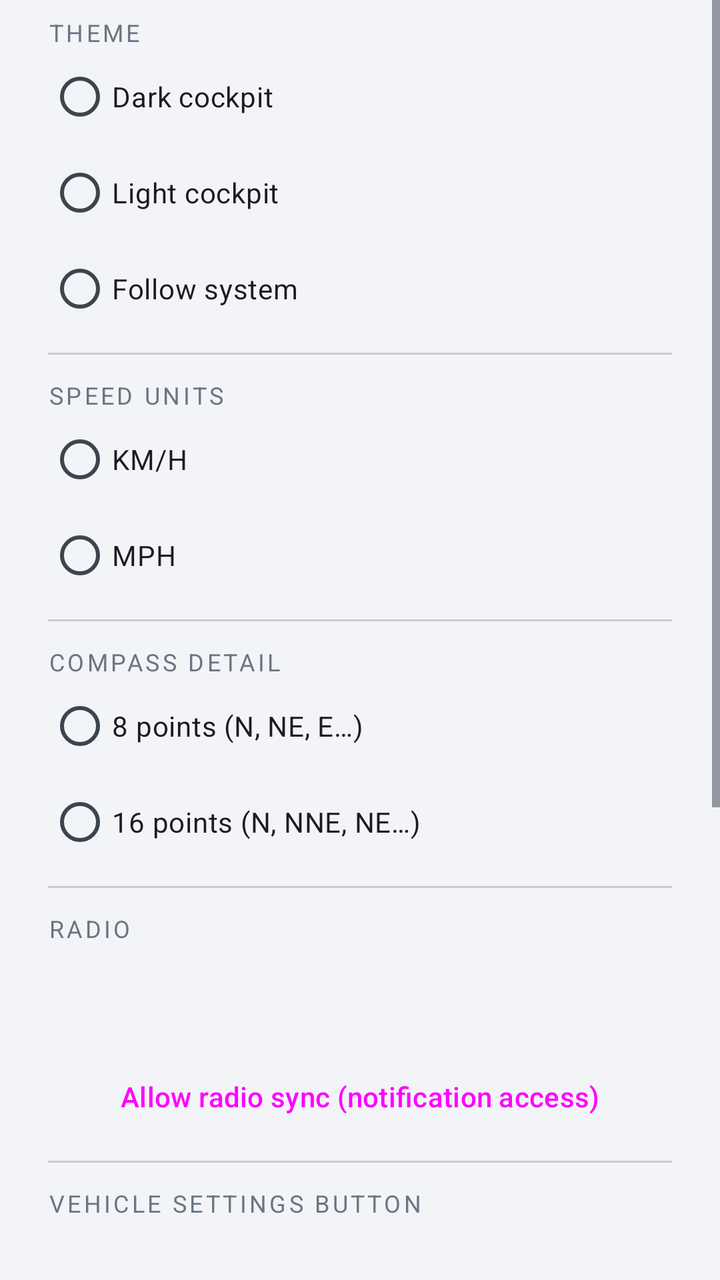
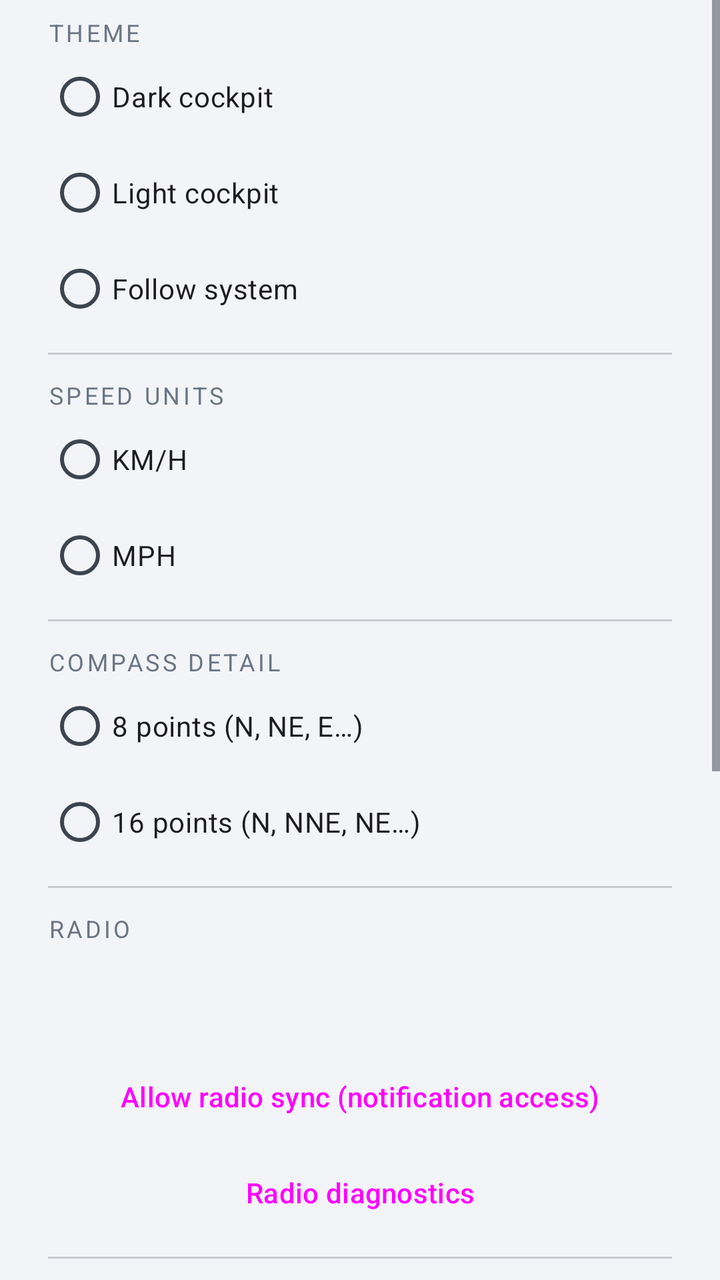

Compare the two renders of this Android layout. The source of the first and the diff that turns it into the second are given below.
<!-- AndroidManifest.xml: application theme Theme.CarLauncher -->
<!-- res/layout/dialog_settings.xml -->
<?xml version="1.0" encoding="utf-8"?>
<ScrollView xmlns:android="http://schemas.android.com/apk/res/android"
    android:layout_width="match_parent"
    android:layout_height="wrap_content">

    <LinearLayout
        android:layout_width="match_parent"
        android:layout_height="wrap_content"
        android:orientation="vertical"
        android:paddingStart="24dp"
        android:paddingTop="8dp"
        android:paddingEnd="24dp"
        android:paddingBottom="8dp">

        <TextView
            style="@style/Text.Caption"
            android:layout_width="match_parent"
            android:layout_height="wrap_content"
            android:text="@string/settings_theme" />

        <RadioGroup
            android:id="@+id/groupTheme"
            android:layout_width="match_parent"
            android:layout_height="wrap_content"
            android:orientation="vertical">

            <RadioButton
                android:id="@+id/themeDark"
                android:layout_width="match_parent"
                android:layout_height="wrap_content"
                android:minHeight="48dp"
                android:text="@string/theme_dark" />

            <RadioButton
                android:id="@+id/themeLight"
                android:layout_width="match_parent"
                android:layout_height="wrap_content"
                android:minHeight="48dp"
                android:text="@string/theme_light" />

            <RadioButton
                android:id="@+id/themeSystem"
                android:layout_width="match_parent"
                android:layout_height="wrap_content"
                android:minHeight="48dp"
                android:text="@string/theme_system" />
        </RadioGroup>

        <View
            android:layout_width="match_parent"
            android:layout_height="1dp"
            android:layout_marginTop="8dp"
            android:layout_marginBottom="12dp"
            android:background="@color/cockpit_divider" />

        <TextView
            style="@style/Text.Caption"
            android:layout_width="match_parent"
            android:layout_height="wrap_content"
            android:text="@string/settings_units" />

        <RadioGroup
            android:id="@+id/groupUnits"
            android:layout_width="match_parent"
            android:layout_height="wrap_content"
            android:orientation="vertical">

            <RadioButton
                android:id="@+id/unitKmh"
                android:layout_width="match_parent"
                android:layout_height="wrap_content"
                android:minHeight="48dp"
                android:text="@string/unit_kmh" />

            <RadioButton
                android:id="@+id/unitMph"
                android:layout_width="match_parent"
                android:layout_height="wrap_content"
                android:minHeight="48dp"
                android:text="MPH" />
        </RadioGroup>

        <View
            android:layout_width="match_parent"
            android:layout_height="1dp"
            android:layout_marginTop="8dp"
            android:layout_marginBottom="12dp"
            android:background="@color/cockpit_divider" />

        <TextView
            style="@style/Text.Caption"
            android:layout_width="match_parent"
            android:layout_height="wrap_content"
            android:text="@string/settings_compass" />

        <RadioGroup
            android:id="@+id/groupCompass"
            android:layout_width="match_parent"
            android:layout_height="wrap_content"
            android:orientation="vertical">

            <RadioButton
                android:id="@+id/compass8"
                android:layout_width="match_parent"
                android:layout_height="wrap_content"
                android:minHeight="48dp"
                android:text="@string/compass_8" />

            <RadioButton
                android:id="@+id/compass16"
                android:layout_width="match_parent"
                android:layout_height="wrap_content"
                android:minHeight="48dp"
                android:text="@string/compass_16" />
        </RadioGroup>

        <View
            android:layout_width="match_parent"
            android:layout_height="1dp"
            android:layout_marginTop="8dp"
            android:layout_marginBottom="12dp"
            android:background="@color/cockpit_divider" />

        <TextView
            style="@style/Text.Caption"
            android:layout_width="match_parent"
            android:layout_height="wrap_content"
            android:text="@string/settings_radio" />

        <Button
            android:id="@+id/btnRadioApp"
            style="?attr/materialButtonOutlinedStyle"
            android:layout_width="match_parent"
            android:layout_height="wrap_content"
            android:layout_marginTop="4dp" />

        <Button
            android:id="@+id/btnRadioAccess"
            style="?attr/materialButtonOutlinedStyle"
            android:layout_width="match_parent"
            android:layout_height="wrap_content"
            android:text="@string/settings_radio_access" />

        <View
            android:layout_width="match_parent"
            android:layout_height="1dp"
            android:layout_marginTop="8dp"
            android:layout_marginBottom="12dp"
            android:background="@color/cockpit_divider" />

        <TextView
            style="@style/Text.Caption"
            android:layout_width="match_parent"
            android:layout_height="wrap_content"
            android:text="@string/settings_vehicle" />

        <Button
            android:id="@+id/btnVehicleApp"
            style="?attr/materialButtonOutlinedStyle"
            android:layout_width="match_parent"
            android:layout_height="wrap_content"
            android:layout_marginTop="4dp" />

        <View
            android:layout_width="match_parent"
            android:layout_height="1dp"
            android:layout_marginTop="8dp"
            android:layout_marginBottom="12dp"
            android:background="@color/cockpit_divider" />

        <TextView
            style="@style/Text.Caption"
            android:layout_width="match_parent"
            android:layout_height="wrap_content"
            android:text="@string/settings_dashcam" />

        <Button
            android:id="@+id/btnDashcamApp"
            style="?attr/materialButtonOutlinedStyle"
            android:layout_width="match_parent"
            android:layout_height="wrap_content"
            android:layout_marginTop="4dp" />

        <CheckBox
            android:id="@+id/checkDashcamAutostart"
            android:layout_width="match_parent"
            android:layout_height="wrap_content"
            android:minHeight="48dp"
            android:text="@string/settings_dashcam_autostart" />

        <CheckBox
            android:id="@+id/checkDashcamReturn"
            android:layout_width="match_parent"
            android:layout_height="wrap_content"
            android:minHeight="48dp"
            android:text="@string/settings_dashcam_return" />

        <TextView
            android:layout_width="match_parent"
            android:layout_height="wrap_content"
            android:text="@string/settings_dashcam_hint"
            android:textColor="@color/cockpit_text_dim"
            android:textSize="12sp" />

        <View
            android:layout_width="match_parent"
            android:layout_height="1dp"
            android:layout_marginTop="12dp"
            android:layout_marginBottom="4dp"
            android:background="@color/cockpit_divider" />

        <Button
            android:id="@+id/btnSetHomeApp"
            style="?attr/materialButtonOutlinedStyle"
            android:layout_width="match_parent"
            android:layout_height="wrap_content"
            android:layout_marginTop="8dp"
            android:text="@string/settings_home_app" />

        <Button
            android:id="@+id/btnResetDock"
            style="?attr/materialButtonOutlinedStyle"
            android:layout_width="match_parent"
            android:layout_height="wrap_content"
            android:layout_marginTop="8dp"
            android:text="@string/settings_reset_dock" />

    </LinearLayout>
</ScrollView>
<!-- resources referenced by this layout -->
<resources>
  <color name="cockpit_divider">#33202632</color>
  <color name="cockpit_text_dim">#FF6B7583</color>
  <string name="compass_16">16 points (N, NNE, NE…)</string>
  <string name="compass_8">8 points (N, NE, E…)</string>
  <string name="settings_compass">Compass detail</string>
  <string name="settings_dashcam">Dashcam / DVR</string>
  <string name="settings_dashcam_autostart">Start it when the launcher starts</string>
  <string name="settings_dashcam_hint">The DVR app draws its own floating window — drag it once into free dashboard space and it should stay there.</string>
  <string name="settings_dashcam_return">Return to the dashboard afterwards</string>
  <string name="settings_home_app">Set as Home app</string>
  <string name="settings_radio">Radio</string>
  <string name="settings_radio_access">Allow radio sync (notification access)</string>
  <string name="settings_reset_dock">Reset dock to empty</string>
  <string name="settings_theme">Theme</string>
  <string name="settings_units">Speed units</string>
  <string name="settings_vehicle">Vehicle settings button</string>
  <string name="theme_dark">Dark cockpit</string>
  <string name="theme_light">Light cockpit</string>
  <string name="theme_system">Follow system</string>
  <string name="unit_kmh">KM/H</string>
  <style name="Text.Caption" parent="">
          <item name="android:fontFamily">sans-serif</item>
          <item name="android:textAllCaps">true</item>
          <item name="android:letterSpacing">0.12</item>
          <item name="android:textSize">@dimen/gauge_caption_text</item>
          <item name="android:textColor">@color/cockpit_text_dim</item>
          <item name="android:singleLine">true</item>
      </style>
  <style name="Theme.CarLauncher" parent="Theme.Material3.DayNight.NoActionBar">
          <item name="colorPrimary">@color/cockpit_accent</item>
          <item name="colorOnPrimary">@color/cockpit_bg</item>
          <item name="colorSecondary">@color/cockpit_accent</item>
          <item name="colorSurface">@color/cockpit_surface</item>
          <item name="colorOnSurface">@color/cockpit_text_primary</item>
          <item name="colorSurfaceVariant">@color/cockpit_surface_alt</item>
          <item name="colorOnSurfaceVariant">@color/cockpit_text_secondary</item>
          <item name="colorError">@color/cockpit_badge</item>
          <item name="android:colorBackground">@color/cockpit_bg</item>
          <item name="android:textColorPrimary">@color/cockpit_text_primary</item>
          <item name="android:textColorSecondary">@color/cockpit_text_secondary</item>
          <item name="android:windowBackground">@color/cockpit_bg</item>
      </style>
  <dimen name="gauge_caption_text">12sp</dimen>
  <color name="cockpit_accent">#FF0B63CE</color>
  <color name="cockpit_bg">#FFF2F4F7</color>
  <color name="cockpit_surface">#FFFFFFFF</color>
  <color name="cockpit_text_primary">#FF101418</color>
  <color name="cockpit_surface_alt">#FFE6EAF0</color>
  <color name="cockpit_text_secondary">#FF3C444F</color>
  <color name="cockpit_badge">#FFD32F2F</color>
</resources>

<!-- the commit's change to res/layout/dialog_settings.xml (unified diff, before → after) -->
@@ -141,6 +141,13 @@
             android:layout_height="wrap_content"
             android:text="@string/settings_radio_access" />
 
+        <Button
+            android:id="@+id/btnRadioDiagnostics"
+            style="?attr/materialButtonOutlinedStyle"
+            android:layout_width="match_parent"
+            android:layout_height="wrap_content"
+            android:text="@string/radio_diagnostics" />
+
         <View
             android:layout_width="match_parent"
             android:layout_height="1dp"
<!-- resource entries referenced after the edit -->
@@ -4,6 +4,7 @@
   <color name="cockpit_text_dim">#FF6B7583</color>
   <string name="compass_16">16 points (N, NNE, NE…)</string>
   <string name="compass_8">8 points (N, NE, E…)</string>
+  <string name="radio_diagnostics">Radio diagnostics</string>
   <string name="settings_compass">Compass detail</string>
   <string name="settings_dashcam">Dashcam / DVR</string>
   <string name="settings_dashcam_autostart">Start it when the launcher starts</string>
